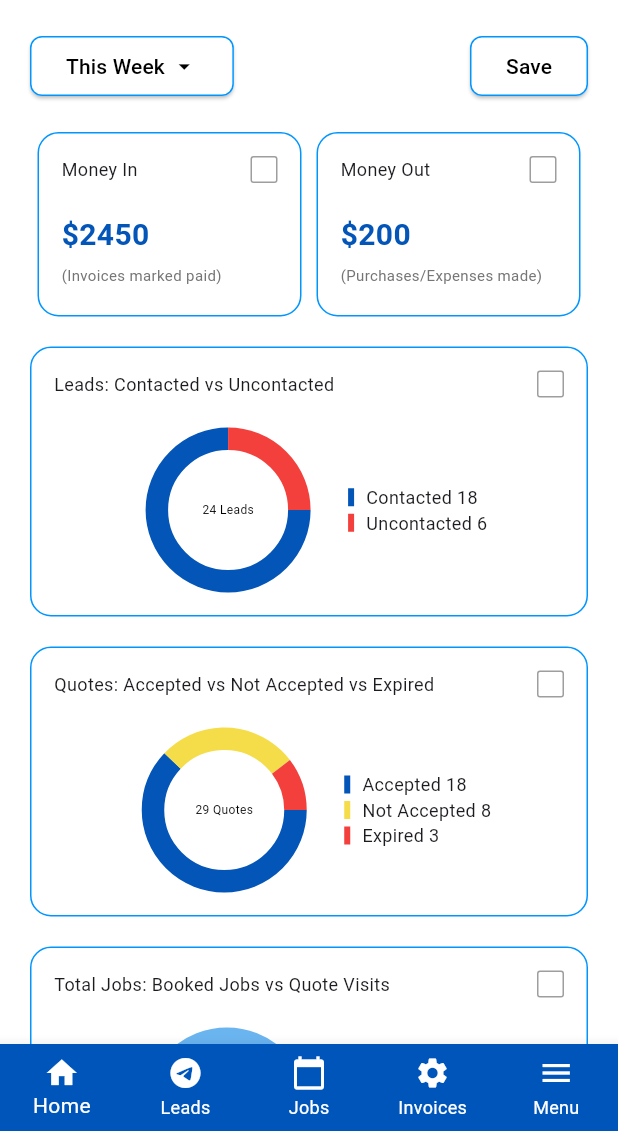
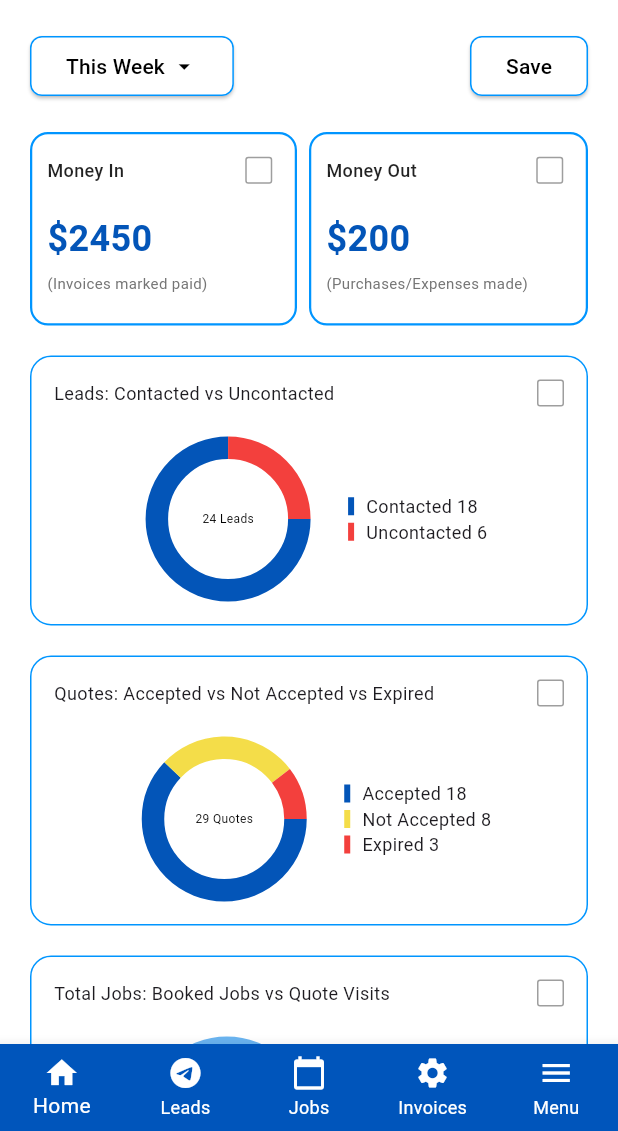
Before and after one commit to Abdulazizmudakavi/dashboard, a Flutter app: the DashboardView screen opened by its route, on a phone screen of 412 x 824 dp, the part 105-1236 px from its top. Run offline on Flutter 3.47's test engine with Material 3 defaults, Android fonts, the phone set to English and light mode, and no system bars; drawn by our look-alikes of fl_chart; our stand-ins replace custom_rating_bar, get; Roboto replaces fonts that are missing (DmSans).

Commit message:
moneyview

```diff
--- a/lib/app/modules/dashboard/views/fourdashboards_view.dart
+++ b/lib/app/modules/dashboard/views/fourdashboards_view.dart
@@ -52,13 +52,13 @@ class FourdashboardsView extends GetView<DashboardController> {
                             chartData['title'],
                             style: TextStyle(
                                 fontSize: 12,
-                                fontFamily: 'DmSans',
+
                                 fontWeight: FontWeight.normal),
                           ),
                           Checkbox(
                             value: chartData['isChecked'].value,
                             onChanged: (bool? value) {
-                              controller.toggleCheckbox(index);
+                              controller.toggleChartCheckbox(index);
                             },
                             checkColor: Color(0xFF0055BB),
                             fillColor:
@@ -96,7 +96,7 @@ class FourdashboardsView extends GetView<DashboardController> {
                                   style: TextStyle(
                                     fontSize: 8,
                                     fontWeight: FontWeight.normal,
-                                    fontFamily: 'DmSans',
+
                                     color: Colors.black,
                                   ),
                                 ),
--- a/lib/app/modules/dashboard/views/money_view.dart
+++ b/lib/app/modules/dashboard/views/money_view.dart
@@ -10,72 +10,59 @@ class MoneyView extends GetView<DashboardController> {
   Widget build(BuildContext context) {
     return Obx(() {
       return Row(
-        mainAxisAlignment: MainAxisAlignment.spaceBetween,
+        mainAxisAlignment: MainAxisAlignment.spaceAround,
         children: List.generate(controller.moneyList.length, (index) {
           final moneyData = controller.moneyList[index];
           return Expanded(
             child: Container(
-              margin: EdgeInsets.symmetric(horizontal: 5,),
-              padding: EdgeInsets.only(bottom: 20,left: 15,),
+              margin: EdgeInsets.only(
+                  right: index == controller.moneyList.length - 1 ? 0 : 8),
+              padding: EdgeInsets.only(bottom: 20, left: 10, right: 0, top: 0),
               decoration: BoxDecoration(
                 color: Colors.white,
-                borderRadius: BorderRadius.circular(14),
-
-                border: Border.all(color: Color(0xff0095FF), width: 1.0),
+                borderRadius: BorderRadius.circular(12),
+                border: Border.all(color: Color(0xff0095FF), width: 1.5),
               ),
               child: Column(
                 crossAxisAlignment: CrossAxisAlignment.start,
                 children: [
-
                   Row(
                     mainAxisAlignment: MainAxisAlignment.spaceBetween,
                     children: [
                       Text(
-
                         moneyData['title'],
                         style: TextStyle(
                           fontSize: 12,
                           fontFamily: 'DmSans',
-                                fontWeight: FontWeight.normal),
+                          fontWeight: FontWeight.w500,
+                          color: Colors.black87,
+                        ),
                       ),
                       Checkbox(
                         value: moneyData['isChecked'].value,
                         onChanged: (bool? value) {
-                              controller.toggleCheckbox(index);
+                          controller.toggleMoneyCheckbox(index);
                         },
-
-                            checkColor: Color(
-                                0xFF0055BB),
-                            fillColor:
-                               WidgetStateProperty.resolveWith((states) {
-                              return Colors
-                                  .white;
-                            }),
-                            side:WidgetStateBorderSide.resolveWith(
-                              (states) => const BorderSide(
-                                  width: 1.0, color: Colors.grey),
-                            ),
+                        checkColor: Color(0xFF0055BB),
+                        fillColor: WidgetStateProperty.all(Colors.white),
+                        side: BorderSide(width: 1.0, color: Colors.grey),
                       ),
                     ],
                   ),
                   SizedBox(height: 5),
-
                   Text(
                     '\$${moneyData['amount'] ?? 0}',
                     style: TextStyle(
-                      fontSize: 20,
+                      fontSize: 24,
                       fontWeight: FontWeight.bold,
-                      fontFamily: 'DmSans',
                       color: Color(0xff0355b8),
                     ),
                   ),
                   SizedBox(height: 5),
-
                   Text(
                     moneyData['description'] ?? '',
                     style: TextStyle(
                       fontSize: 10,
-                      fontFamily: 'DmSans',
                       color: Colors.grey[600],
                     ),
                   ),
--- a/lib/main.dart
+++ b/lib/main.dart
@@ -10,6 +10,10 @@ void main() {
     GetMaterialApp(
       debugShowCheckedModeBanner: false,
       title: "Application",
+      theme: ThemeData(
+        fontFamily: 'DmSans',
+
+      ),
       initialRoute: AppPages.INITIAL,
       getPages: AppPages.routes,
     ),
--- a/pubspec.yaml
+++ b/pubspec.yaml
@@ -61,6 +61,7 @@ flutter:
   # the material Icons class.
   uses-material-design: true
 
+
   # To add assets to your application, add an assets section, like this:
   # assets:
   #   - images/a_dot_burr.jpeg
@@ -77,6 +78,11 @@ flutter:
   # "family" key with the font family name, and a "fonts" key with a
   # list giving the asset and other descriptors for the font. For
   # example:
+fonts:
+  - family: DmSans
+    fonts:
+      - asset: fonts/DMSans-VariableFont_opsz,wght1.ttf
+      - asset: fonts/DMSans-VariableFont_opsz,wght2.ttf
   # fonts:
   #   - family: Schyler
   #     fonts:
```
Also changed, not shown: lib/app/modules/dashboard/controllers/dashboard_controller.dart (+16 -3 lines), assets/fonts/DMSans-Italic-VariableFont_opsz,wght.ttf (added), assets/fonts/DMSans-VariableFont_opsz,wght.ttf (added). Lines whose indentation alone changed are shown as unchanged.
